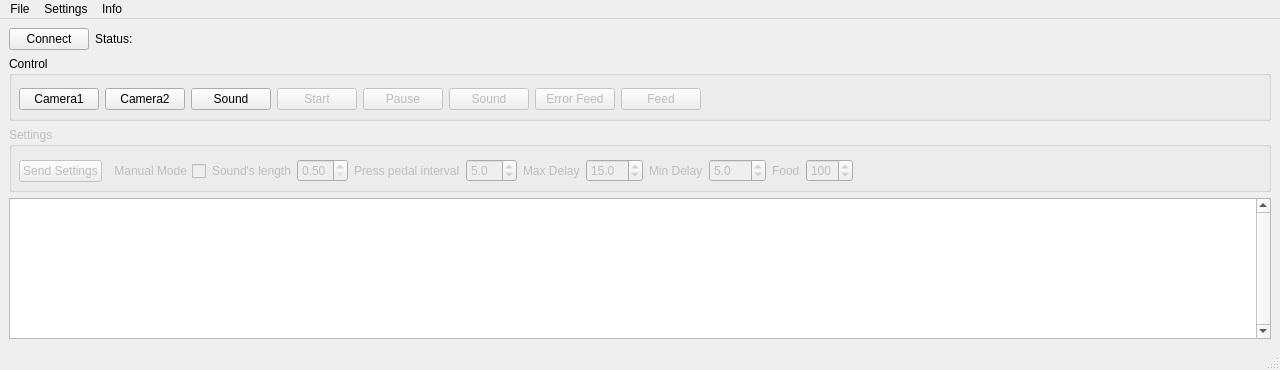
The window that mainwindow.ui (ByxoiPetrovi4/RabbitExperimentGUI) describes before a commit, drawn with Qt 5.
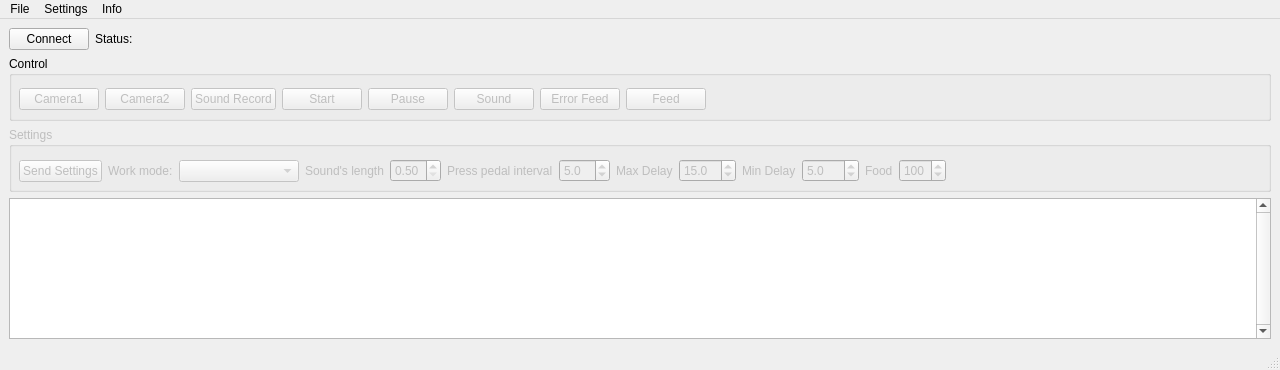
The same window after the commit.

Patch:
```diff
--- a/mainwindow.ui
+++ b/mainwindow.ui
@@ -100,7 +100,7 @@
           <item>
            <widget class="QPushButton" name="cameraButton">
             <property name="enabled">
-             <bool>true</bool>
+             <bool>false</bool>
             </property>
             <property name="text">
              <string>Camera1</string>
@@ -109,6 +109,9 @@
           </item>
           <item>
            <widget class="QPushButton" name="camera2Button">
+            <property name="enabled">
+             <bool>false</bool>
+            </property>
             <property name="text">
              <string>Camera2</string>
             </property>
@@ -116,8 +119,11 @@
           </item>
           <item>
            <widget class="QPushButton" name="recordSoundButton">
+            <property name="enabled">
+             <bool>false</bool>
+            </property>
             <property name="text">
-             <string>Sound</string>
+             <string>Sound Record</string>
             </property>
            </widget>
           </item>
@@ -232,12 +238,19 @@
            </widget>
           </item>
           <item>
-           <widget class="QCheckBox" name="manualCheck">
-            <property name="layoutDirection">
-             <enum>Qt::RightToLeft</enum>
-            </property>
+           <widget class="QLabel" name="labelMode">
             <property name="text">
-             <string>Manual Mode</string>
+             <string>Work mode:</string>
+            </property>
+           </widget>
+          </item>
+          <item>
+           <widget class="QComboBox" name="modeComboBox">
+            <property name="minimumSize">
+             <size>
+              <width>120</width>
+              <height>0</height>
+             </size>
             </property>
            </widget>
           </item>
```
Left out of the diff: 18 changed lines with no effect on the pictures.
